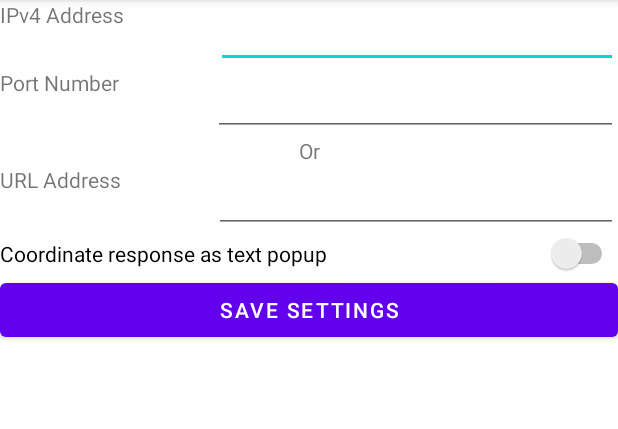
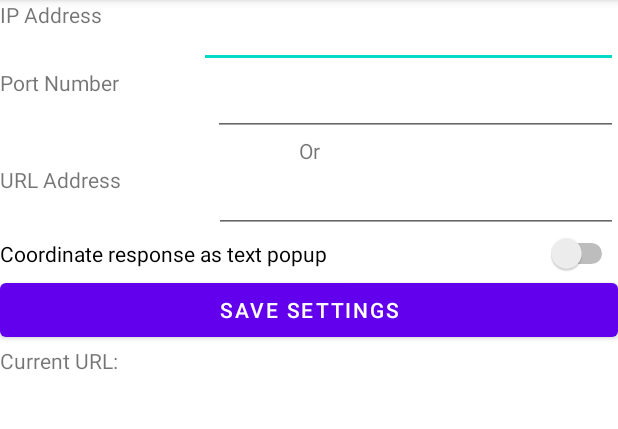
Before and after one commit to Vetelys/Tuni-Place-Recognition-demo, an Android app: the ServerActivity screen opened directly, with no data from a screen before it, on a phone screen of 412 x 824 dp, the part 84-513 px from its top. Run offline under Robolectric (Android 15) with nearby library versions, the phone set to English and light mode, and no system bars.

Commit message:
Lisätty asetuksiin current url kenttä

```diff
--- a/Place_Recognition_Demo/app/src/main/java/com/tuni/placerecognition/ServerActivity.java
+++ b/Place_Recognition_Demo/app/src/main/java/com/tuni/placerecognition/ServerActivity.java
@@ -1,8 +1,5 @@
 package com.tuni.placerecognition;
 
-import androidx.appcompat.app.AppCompatActivity;
-
-import android.annotation.SuppressLint;
 import android.content.Intent;
 import android.content.SharedPreferences;
 import android.os.Bundle;
@@ -10,7 +7,10 @@ import android.view.View;
 import android.widget.Button;
 import android.widget.EditText;
 import android.widget.Switch;
+import android.widget.TextView;
 import android.widget.Toast;
+
+import androidx.appcompat.app.AppCompatActivity;
 
 
 public class ServerActivity extends AppCompatActivity {
@@ -19,6 +19,7 @@ public class ServerActivity extends AppCompatActivity {
     EditText ipAddressView;
     EditText urlAddressView;
     Button settingButton;
+    TextView currentUrlView;
     Switch responseTypeCheck;
     SharedPreferences sharedPreferences;
 
@@ -26,6 +27,7 @@ public class ServerActivity extends AppCompatActivity {
     protected void onCreate(Bundle savedInstanceState) {
         super.onCreate(savedInstanceState);
         setContentView(R.layout.activity_server);
+        currentUrlView = findViewById(R.id.currentUrlView);
         responseTypeCheck = findViewById(R.id.responseSwitch);
         settingButton = findViewById(R.id.settingButton);
         portView = findViewById(R.id.portNumber);
@@ -33,8 +35,10 @@ public class ServerActivity extends AppCompatActivity {
         urlAddressView = findViewById(R.id.urlAddress);
         sharedPreferences = getSharedPreferences("MySharedPref", MODE_PRIVATE);
         String response_type = sharedPreferences.getString("responseType", "image");
-        responseTypeCheck.setChecked(response_type.equals("text"));
-        urlAddressView.setText(sharedPreferences.getString("url", ""));
+        responseTypeCheck.setChecked(!response_type.equals("image"));
+        String currentUrl = "Current URL: " + sharedPreferences.getString("url", "");
+        currentUrlView.setText(currentUrl);
+
 
         settingButton.setOnClickListener(new View.OnClickListener(){
             @Override
@@ -58,8 +62,10 @@ public class ServerActivity extends AppCompatActivity {
         else if(!url.equals("")){
             urlToUse = url;
         }
+        if(urlToUse != null){
+            myEdit.putString("url", urlToUse);
+        }
 
-        myEdit.putString("url", urlToUse);
         if(responseTypeCheck.isChecked()) {
             myEdit.putString("responseType", "text");
         }else{
@@ -68,7 +74,6 @@ public class ServerActivity extends AppCompatActivity {
         myEdit.commit();
         setResult(RESULT_OK, settingIntent);
         finish();
-
     }
 
     @Override
--- a/Place_Recognition_Demo/app/src/main/res/layout/activity_main.xml
+++ b/Place_Recognition_Demo/app/src/main/res/layout/activity_main.xml
@@ -1,6 +1,5 @@
 <?xml version="1.0" encoding="utf-8"?>
 <RelativeLayout xmlns:android="http://schemas.android.com/apk/res/android"
-    xmlns:app="http://schemas.android.com/apk/res-auto"
     android:layout_width="fill_parent"
     android:layout_height="fill_parent"
     android:orientation="vertical"
--- a/Place_Recognition_Demo/app/src/main/res/layout/activity_server.xml
+++ b/Place_Recognition_Demo/app/src/main/res/layout/activity_server.xml
@@ -14,7 +14,7 @@
             android:layout_weight="1"
             android:layout_width="wrap_content"
             android:layout_height="match_parent"
-            android:text="IPv4 Address" />
+            android:text="IP Address" />
         <EditText
             android:layout_weight="4"
             android:layout_width="wrap_content"
@@ -80,6 +80,10 @@
         android:layout_height="wrap_content"
         android:onClick="saveSettings"
         android:text="Save settings" />
-
-
+    <TextView
+        android:id="@+id/currentUrlView"
+        android:layout_width="wrap_content"
+        android:layout_height="wrap_content"
+        android:text="Current URL address:"
+    />
 </LinearLayout>
--- a/Place_Recognition_Demo/app/src/main/res/xml/file_paths.xml
+++ b/Place_Recognition_Demo/app/src/main/res/xml/file_paths.xml
@@ -1,4 +1,4 @@
 <?xml version="1.0" encoding="utf-8"?>
-<paths xmlns:android="http://schemas.android.com/apk/res/android">
+<paths>
     <external-files-path name="Tuni_Place_Recognition" path="Pictures" />
 </paths>
--- a/Place_Recognition_Demo/settings.gradle
+++ b/Place_Recognition_Demo/settings.gradle
@@ -6,5 +6,5 @@ dependencyResolutionManagement {
         jcenter() // Warning: this repository is going to shut down soon
     }
 }
-rootProject.name = "TuniClassify"
+rootProject.name = "TuniPlaceRecognition"
 include ':app'
```
Also changed, not shown: Place_Recognition_Demo/app/build.gradle (added, +44 -0 lines), Place_Recognition_Demo/app/src/main/java/com/tuni/placerecognition/MainActivity.java (+13 -15 lines), Place_Recognition_Demo/app/src/main/java/com/tuni/placerecognition/MapActivity.java (+5 -6 lines), Place_Recognition_Demo/app/src/main/res/layout/activity_map.xml (+6 -1 lines).
